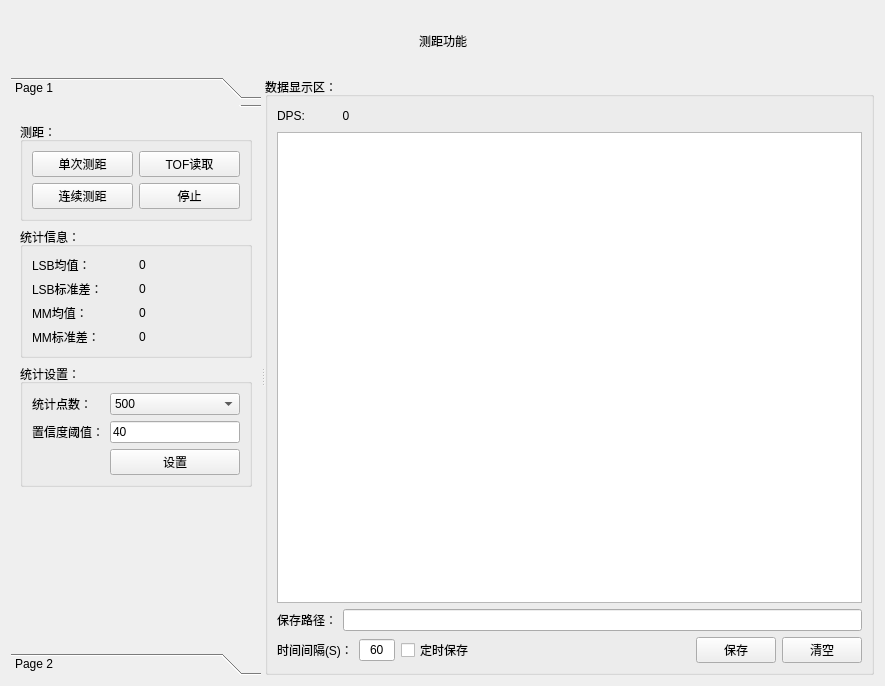
First picture: the form in distancetest_dialog.ui, repository heathen557/vangogh_software, before the edit.
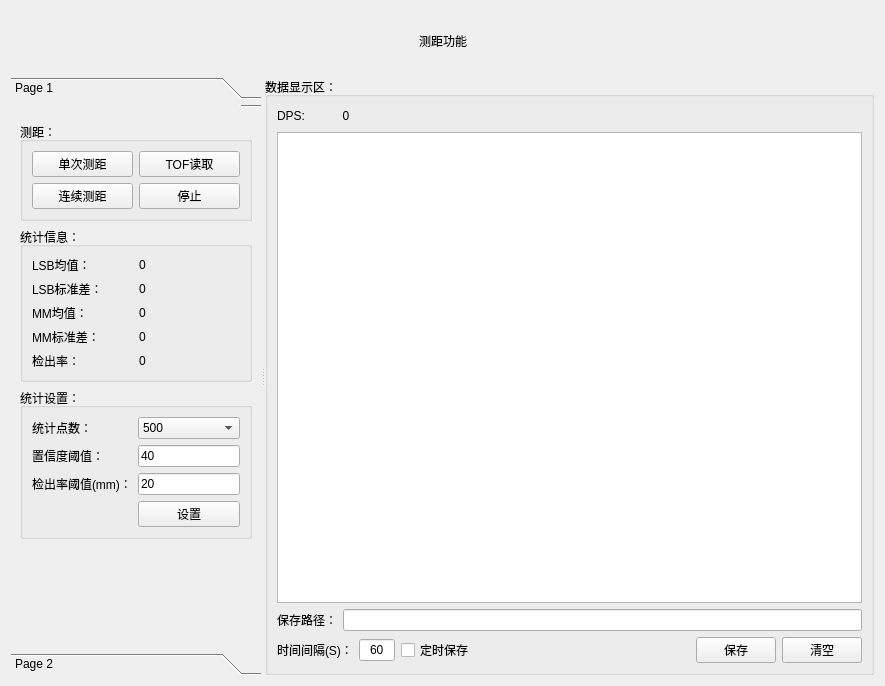
Second picture: the form after the edit. Icons and pictures are not drawn.

Commit message: 1、Vanogogh 添加了显示检出率的功能； 2、统计均值和标准差时，会根据检出率的阈值来决定是否将接收到的点添加到统计均值和方差的容器当中

The edit to the form file:
```diff
--- a/distancetest_dialog.ui
+++ b/distancetest_dialog.ui
@@ -242,7 +242,7 @@
              <property name="title">
               <string>统计信息：</string>
              </property>
-             <layout class="QGridLayout" name="gridLayout_7">
+             <layout class="QGridLayout" name="gridLayout_6">
               <item row="0" column="0">
                <widget class="QLabel" name="label_6">
                 <property name="text">
@@ -311,6 +311,23 @@
                 </property>
                </widget>
               </item>
+              <item row="4" column="0">
+               <widget class="QLabel" name="label_16">
+                <property name="text">
+                 <string>检出率：</string>
+                </property>
+               </widget>
+              </item>
+              <item row="4" column="1">
+               <widget class="QLabel" name="detection_rate_label">
+                <property name="styleSheet">
+                 <string notr="true">font: 12pt &quot;黑体&quot;;</string>
+                </property>
+                <property name="text">
+                 <string>0</string>
+                </property>
+               </widget>
+              </item>
              </layout>
             </widget>
            </item>
@@ -319,7 +336,7 @@
              <property name="title">
               <string>统计设置：</string>
              </property>
-             <layout class="QGridLayout" name="gridLayout_6">
+             <layout class="QGridLayout" name="gridLayout_7">
               <item row="0" column="0">
                <widget class="QLabel" name="label_13">
                 <property name="text">
@@ -327,6 +344,20 @@
                 </property>
                </widget>
               </item>
+              <item row="0" column="1">
+               <widget class="QComboBox" name="comboBox">
+                <item>
+                 <property name="text">
+                  <string>500</string>
+                 </property>
+                </item>
+                <item>
+                 <property name="text">
+                  <string>1000</string>
+                 </property>
+                </item>
+               </widget>
+              </item>
               <item row="1" column="0">
                <widget class="QLabel" name="label_14">
                 <property name="text">
@@ -341,21 +372,21 @@
                 </property>
                </widget>
               </item>
-              <item row="0" column="1">
-               <widget class="QComboBox" name="comboBox">
-                <item>
-                 <property name="text">
-                  <string>500</string>
-                 </property>
-                </item>
-                <item>
-                 <property name="text">
-                  <string>1000</string>
-                 </property>
-                </item>
+              <item row="2" column="0">
+               <widget class="QLabel" name="label_15">
+                <property name="text">
+                 <string>检出率阈值(mm)：</string>
+                </property>
                </widget>
               </item>
               <item row="2" column="1">
+               <widget class="QLineEdit" name="detection_rate_lineEdit">
+                <property name="text">
+                 <string>20</string>
+                </property>
+               </widget>
+              </item>
+              <item row="3" column="1">
                <widget class="QPushButton" name="ok_pushButton">
                 <property name="text">
                  <string>设置</string>
```
The commit also changes 5 other files.
